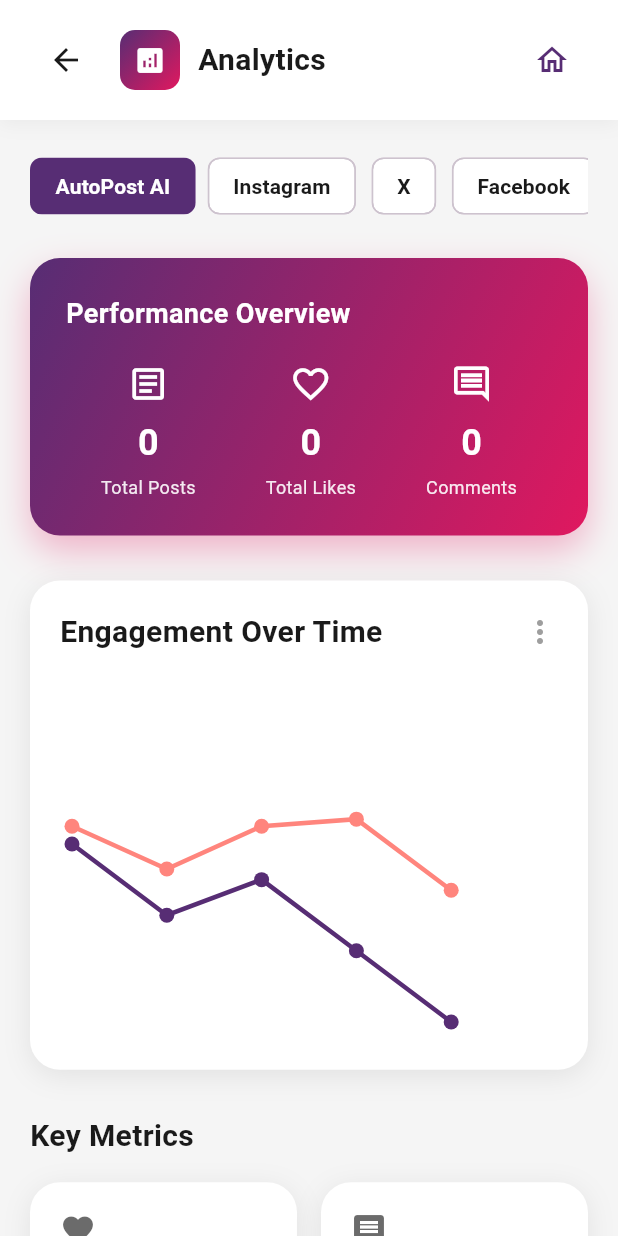
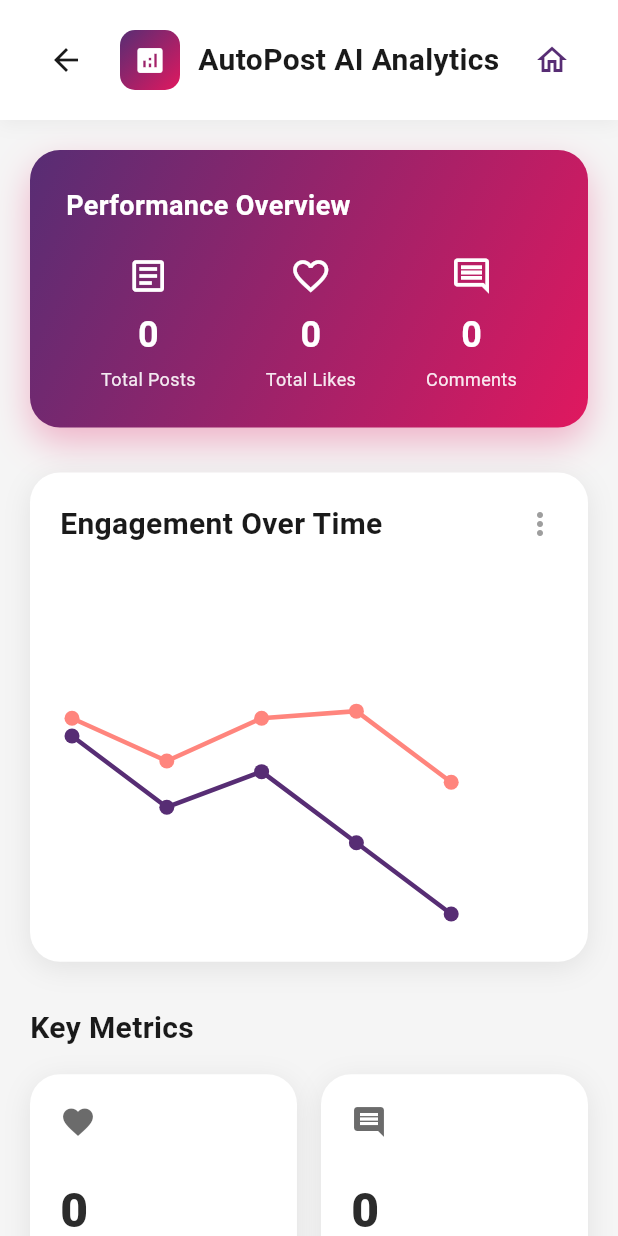
Before and after one commit to huda515k/Autopost-AI, a Flutter app: the PerformanceScreen screen opened directly, on a phone screen of 412 x 824 dp. Run offline on Flutter 3.47's test engine with Material 3 defaults, Android fonts, the phone set to English and light mode, and no system bars; our stand-ins replace cached_network_image, google_generative_ai, image_picker, share_plus, sqflite, sqflite_common_ffi; accounts and stored records are empty.

Commit message:
Performance page: show AutoPost AI analytics only
Remove the social-platform metric tabs (Instagram/X/Facebook/LinkedIn) since
real platform analytics require paid/extra Meta setup. The page now shows only
the real, free, in-app AutoPost AI metrics.

Co-Authored-By: Claude Opus 4.8 (1M context) <noreply@anthropic.com>

```diff
--- a/lib/performance_screen.dart
+++ b/lib/performance_screen.dart
@@ -26,18 +26,6 @@ class _PerformanceScreenState extends State<PerformanceScreen>
   List<Map<String, dynamic>> _recentActivity = [];
   bool _isLoading = true;
   bool _initialized = false;
-
-  // Selected metrics category. 'autopost' shows real in-app data; the platform
-  // keys map to SocialPlatform values.
-  String _category = 'autopost';
-
-  static const List<Map<String, String>> _categories = [
-    {'key': 'autopost', 'label': 'AutoPost AI'},
-    {'key': 'instagram', 'label': 'Instagram'},
-    {'key': 'twitter', 'label': 'X'},
-    {'key': 'facebook', 'label': 'Facebook'},
-    {'key': 'linkedin', 'label': 'LinkedIn'},
-  ];
 
   @override
   void initState() {
@@ -241,12 +229,6 @@ class _PerformanceScreenState extends State<PerformanceScreen>
                 child: Column(
                   crossAxisAlignment: CrossAxisAlignment.start,
                   children: [
-                    // Category selector (AutoPost AI + linked platforms)
-                    _buildCategorySelector(context),
-
-                    const SizedBox(height: 24),
-
-                    if (_category == 'autopost') ...[
                     // Overview Stats
                     _buildOverviewStats(context),
 
@@ -264,9 +246,6 @@ class _PerformanceScreenState extends State<PerformanceScreen>
 
                     // Recent Activity
                     _buildRecentActivity(context),
-                    ] else
-                      // Real platform analytics require a paid plan — shown honestly.
-                      _buildPlatformMetrics(context, _category),
                   ],
                 ),
                 ),
@@ -274,93 +253,6 @@ class _PerformanceScreenState extends State<PerformanceScreen>
             ),
           ],
         ),
-      ),
-    );
-  }
-
-  Widget _buildCategorySelector(BuildContext context) {
-    return SingleChildScrollView(
-      scrollDirection: Axis.horizontal,
-      child: Row(
-        children: _categories.map((c) {
-          final selected = _category == c['key'];
-          return Padding(
-            padding: const EdgeInsets.only(right: 8),
-            child: ChoiceChip(
-              label: Text(c['label']!),
-              selected: selected,
-              showCheckmark: false,
-              onSelected: (_) => setState(() => _category = c['key']!),
-              selectedColor: AppColors.primary,
-              backgroundColor: Theme.of(context).cardColor,
-              labelStyle: TextStyle(
-                color: selected
-                    ? Colors.white
-                    : Theme.of(context).textTheme.bodyLarge?.color,
-                fontWeight: FontWeight.w600,
-              ),
-            ),
-          );
-        }).toList(),
-      ),
-    );
-  }
-
-  /// Honest state for social platforms: real engagement metrics require a paid
-  /// analytics plan, so we never show fabricated counts here.
-  Widget _buildPlatformMetrics(BuildContext context, String platformKey) {
-    final label = _categories.firstWhere((c) => c['key'] == platformKey)['label']!;
-    return Container(
-      width: double.infinity,
-      padding: const EdgeInsets.all(24),
-      decoration: BoxDecoration(
-        color: Theme.of(context).cardColor,
-        borderRadius: BorderRadius.circular(20),
-        boxShadow: [
-          BoxShadow(
-            color: Colors.black.withValues(alpha: 0.05),
-            blurRadius: 10,
-            offset: const Offset(0, 2),
-          ),
-        ],
-      ),
-      child: Column(
-        children: [
-          Icon(Icons.insights, size: 48, color: AppColors.primary),
-          const SizedBox(height: 16),
-          Text(
-            '$label metrics',
-            style: TextStyle(
-              fontSize: 18,
-              fontWeight: FontWeight.bold,
-              color: Theme.of(context).textTheme.bodyLarge?.color ?? Colors.black,
-            ),
-          ),
-          const SizedBox(height: 10),
-          Text(
-            'Live likes, comments and shares from $label come from the platform\'s '
-            'analytics API, which is not available on the free plan. Your posts '
-            'still publish to $label — only reading the metrics back is locked.',
-            textAlign: TextAlign.center,
-            style: TextStyle(fontSize: 14, color: Colors.grey[600], height: 1.4),
-          ),
-          const SizedBox(height: 16),
-          Container(
-            padding: const EdgeInsets.symmetric(horizontal: 14, vertical: 8),
-            decoration: BoxDecoration(
-              color: AppColors.primary.withValues(alpha: 0.08),
-              borderRadius: BorderRadius.circular(20),
-            ),
-            child: Text(
-              'Real-time metrics — not available on free plan',
-              style: TextStyle(
-                fontSize: 12,
-                fontWeight: FontWeight.w600,
-                color: AppColors.primary,
-              ),
-            ),
-          ),
-        ],
       ),
     );
   }
@@ -397,7 +289,7 @@ class _PerformanceScreenState extends State<PerformanceScreen>
           const SizedBox(width: 12),
           Expanded(
             child: Text(
-              'Analytics',
+              'AutoPost AI Analytics',
               style: TextStyle(
                 fontSize: 20,
                 fontWeight: FontWeight.bold,
```
Lines whose indentation alone changed are shown as unchanged.
